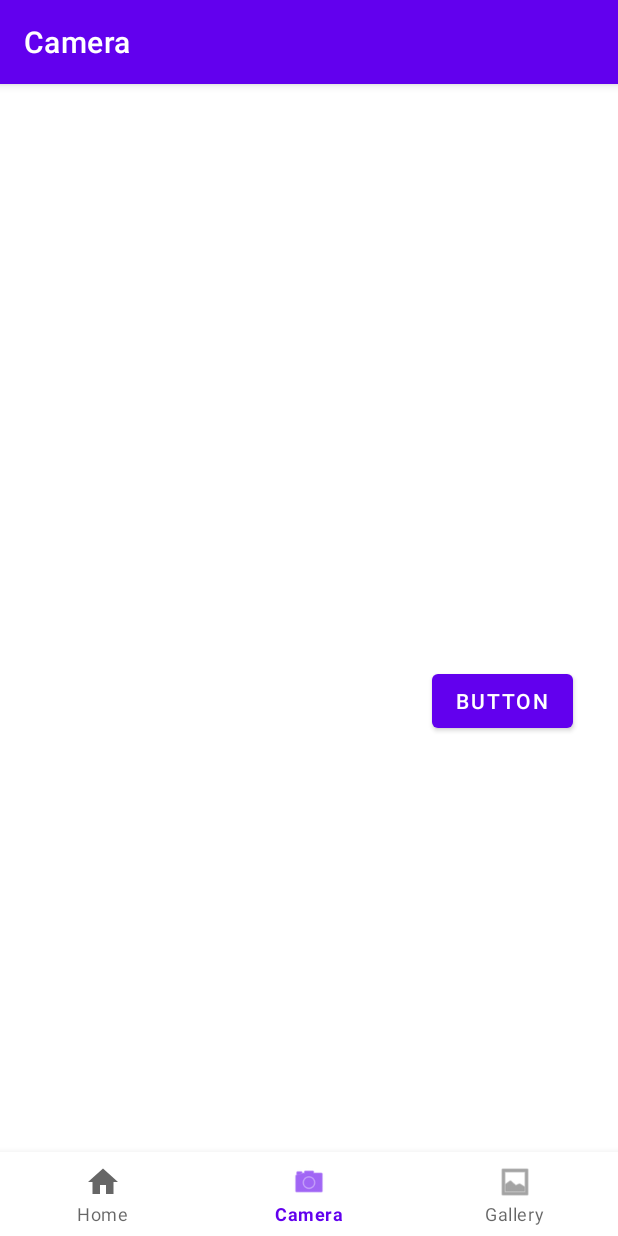
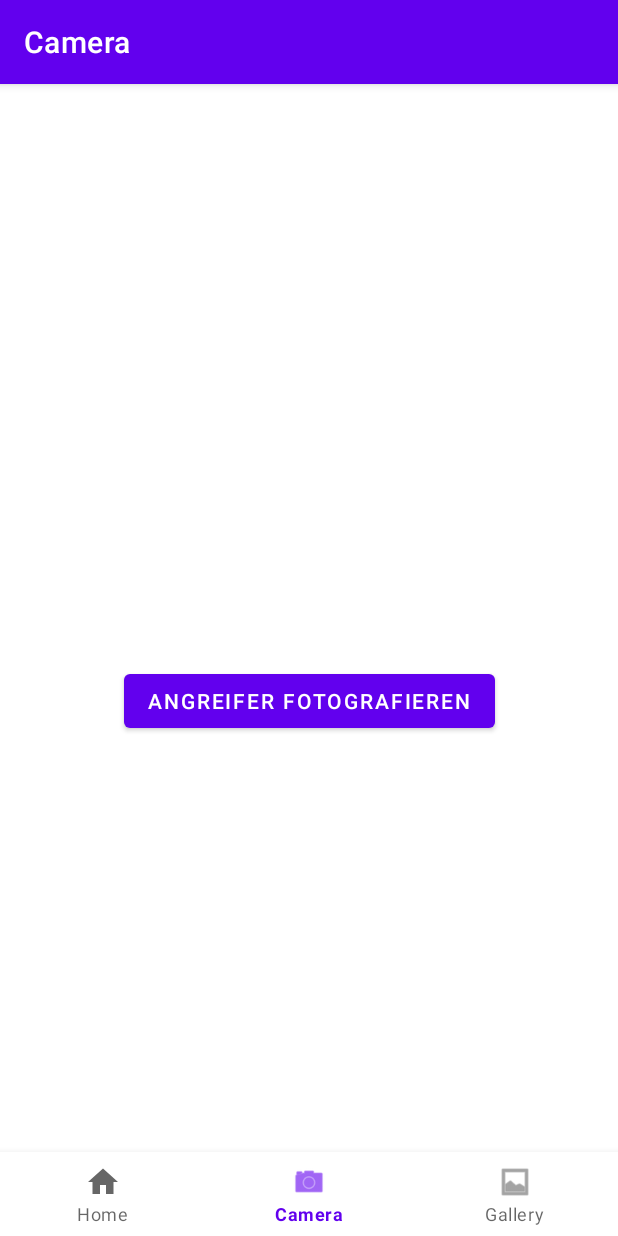
Before and after one commit to bmit-ded/m335_PanikApp, an Android app: the CameraFragment screen opened through its navigation route, on a phone screen of 412 x 824 dp. Run offline under Robolectric (Android 15) with nearby library versions, the phone set to English and light mode, and no system bars; our stand-ins replace navigation-ui.

Commit message:
premission fixed for CameraFragment

```diff
--- a/app/src/main/res/layout/fragment_camera.xml
+++ b/app/src/main/res/layout/fragment_camera.xml
@@ -23,10 +23,9 @@
         android:id="@+id/button"
         android:layout_width="wrap_content"
         android:layout_height="wrap_content"
-        android:text="Button"
+        android:text="Angreifer fotografieren"
         app:layout_constraintBottom_toBottomOf="parent"
         app:layout_constraintEnd_toEndOf="parent"
-        app:layout_constraintHorizontal_bias="0.905"
         app:layout_constraintStart_toStartOf="parent"
         app:layout_constraintTop_toTopOf="parent"
         app:layout_constraintVertical_bias="0.499"
```
Also changed, not shown: app/src/main/java/ch/zli/panikapp/ui/camera/CameraFragment.java (+16 -9 lines).
